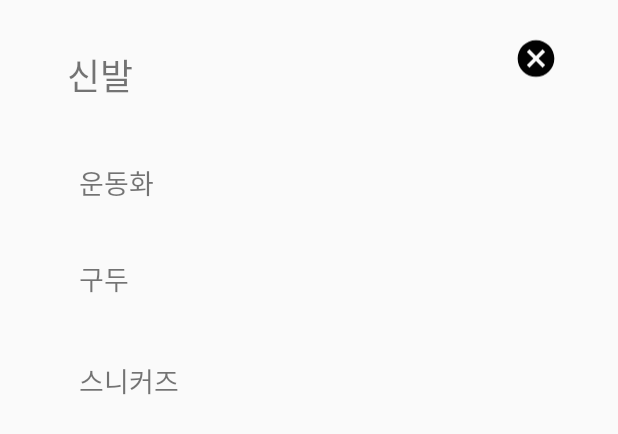
After one commit to stevey-sy/suit_up_daily, an Android app: the layout dialog_shoes.xml on its own in the app's theme, with its tools: preview values and no code run, on a phone screen of 412 x 824 dp. The commit adds this screen. Shown: the top 434 px of the screen. Run offline under Robolectric (Android 15) with nearby library versions, the phone set to English and light mode, and no system bars; network calls fail.

Commit message:
수정: 옷 추가 화면 / 신발 아이템 추가 가능하도록 dialog 수정

```diff
--- /dev/null
+++ b/app/src/main/res/layout/dialog_shoes.xml
@@ -0,0 +1,68 @@
+<?xml version="1.0" encoding="utf-8"?>
+<androidx.constraintlayout.widget.ConstraintLayout
+    xmlns:android="http://schemas.android.com/apk/res/android"
+    xmlns:app="http://schemas.android.com/apk/res-auto"
+    xmlns:tools="http://schemas.android.com/tools"
+    android:layout_width="match_parent"
+    android:layout_height="match_parent">
+
+    <ImageView
+        android:id="@+id/btn_shoes_cancel"
+        android:layout_width="29dp"
+        android:layout_height="38dp"
+        android:layout_marginStart="30dp"
+        android:layout_marginTop="20dp"
+        android:layout_marginEnd="40dp"
+        app:layout_constraintEnd_toEndOf="parent"
+        app:layout_constraintStart_toEndOf="@+id/textView20"
+        app:layout_constraintTop_toTopOf="parent"
+        app:srcCompat="@drawable/ic_baseline_cancel_24" />
+
+    <TextView
+        android:id="@+id/textView49"
+        android:layout_width="wrap_content"
+        android:layout_height="wrap_content"
+        android:layout_marginTop="32dp"
+        android:text="신발"
+        android:textSize="24sp"
+        app:layout_constraintEnd_toEndOf="parent"
+        app:layout_constraintHorizontal_bias="0.122"
+        app:layout_constraintStart_toStartOf="parent"
+        app:layout_constraintTop_toTopOf="parent" />
+
+    <TextView
+        android:id="@+id/tv_sports_shoes"
+        android:layout_width="wrap_content"
+        android:layout_height="wrap_content"
+        android:layout_marginStart="8dp"
+        android:layout_marginTop="40dp"
+        android:text="운동화"
+        android:textSize="18sp"
+        app:layout_constraintStart_toStartOf="@+id/textView49"
+        app:layout_constraintTop_toBottomOf="@+id/textView49" />
+
+    <TextView
+        android:id="@+id/tv_casual_shoes"
+        android:layout_width="wrap_content"
+        android:layout_height="wrap_content"
+        android:layout_marginStart="8dp"
+        android:layout_marginTop="104dp"
+        android:text="구두"
+        android:textSize="18sp"
+        app:layout_constraintStart_toStartOf="@+id/textView49"
+        app:layout_constraintTop_toBottomOf="@+id/textView49" />
+
+    <TextView
+        android:id="@+id/tv_sneakers"
+        android:layout_width="wrap_content"
+        android:layout_height="wrap_content"
+        android:layout_marginStart="8dp"
+        android:layout_marginTop="172dp"
+        android:layout_marginBottom="20dp"
+        android:text="스니커즈"
+        android:textSize="18sp"
+        app:layout_constraintBottom_toBottomOf="parent"
+        app:layout_constraintStart_toStartOf="@+id/textView49"
+        app:layout_constraintTop_toBottomOf="@+id/textView49"
+        app:layout_constraintVertical_bias="0.0" />
+</androidx.constraintlayout.widget.ConstraintLayout>
--- a/app/src/main/res/layout/dialog_upper_detail.xml
+++ b/app/src/main/res/layout/dialog_upper_detail.xml
@@ -72,11 +72,15 @@
         android:layout_width="wrap_content"
         android:layout_height="wrap_content"
         android:layout_marginTop="20dp"
+        android:layout_marginBottom="20dp"
         android:text="후드티"
         android:textSize="18sp"
+        app:layout_constraintBottom_toBottomOf="parent"
         app:layout_constraintEnd_toEndOf="@+id/tv_cardigan"
+        app:layout_constraintHorizontal_bias="1.0"
         app:layout_constraintStart_toStartOf="@+id/tv_cardigan"
-        app:layout_constraintTop_toBottomOf="@+id/tv_cardigan" />
+        app:layout_constraintTop_toBottomOf="@+id/tv_cardigan"
+        app:layout_constraintVertical_bias="0.013" />
 
     <TextView
         android:id="@+id/tv_shirt_short"
```
Also changed, not shown: app/src/main/java/com/example/suitupdaily/ClothCategoryDialog.java (+48 -0 lines).
